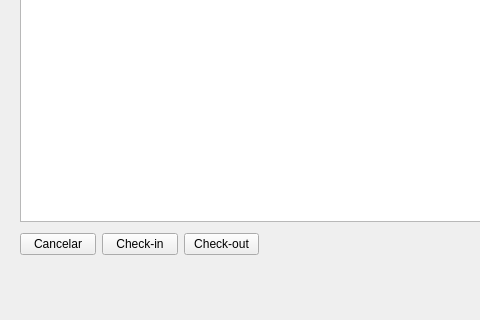
The window that colaboradores/reservastela.ui (ViniiGabriel/hotelQT) describes before a commit, drawn with Qt 5; both pictures show x 0 to 480 and y 209 to 529 of the 697 by 529 pixel window.
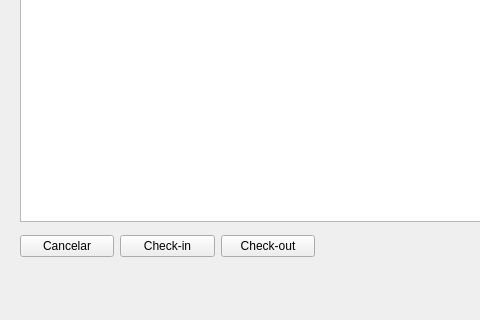
The same window after the commit.

The edit to the form file:
```diff
--- a/colaboradores/reservastela.ui
+++ b/colaboradores/reservastela.ui
@@ -57,13 +57,13 @@
     <string>Lista de Reservas</string>
    </property>
   </widget>
-  <widget class="QWidget" name="">
+  <widget class="QWidget" name="layoutWidget">
    <property name="geometry">
     <rect>
      <x>20</x>
      <y>440</y>
-     <width>239</width>
-     <height>26</height>
+     <width>295</width>
+     <height>31</height>
     </rect>
    </property>
    <layout class="QHBoxLayout" name="horizontalLayout">
```
Left out of the diff: 2 changed lines with no effect on the pictures.
